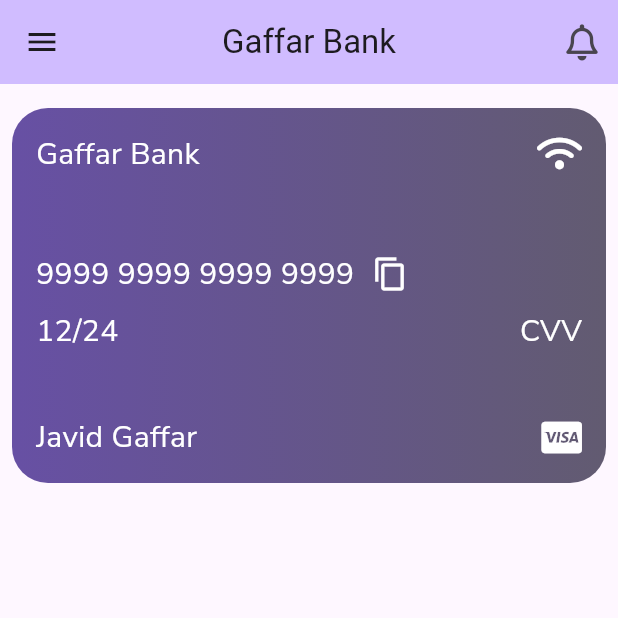
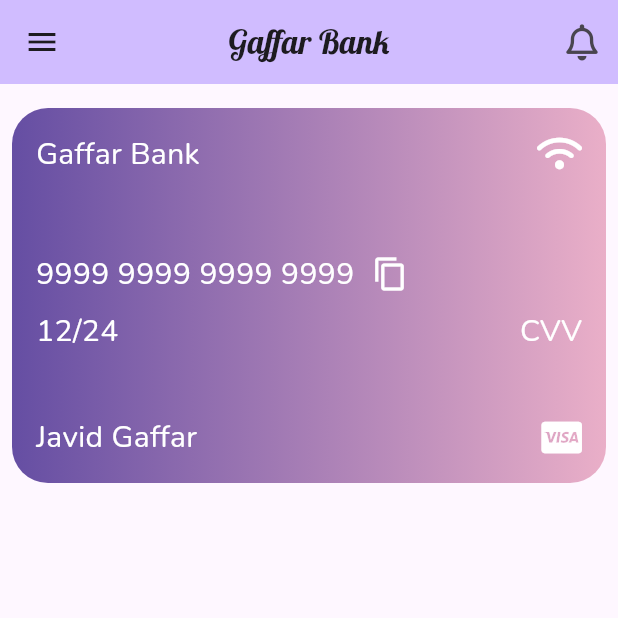
Before and after one commit to Mirali700/bank_task, a Flutter app: the screen it shows after launch, on a phone screen of 412 x 824 dp, the top half of it. Run offline on Flutter 3.47's test engine with Material 3 defaults, Android fonts, the phone set to English and light mode, and no system bars; our stand-ins replace font_awesome_flutter, google_fonts.

Commit message:
22/02/2024

```diff
--- a/lib/constants/font_sty.dart
+++ b/lib/constants/font_sty.dart
@@ -2,4 +2,4 @@ import 'package:flutter/material.dart';
 import 'package:google_fonts/google_fonts.dart';
 
 TextStyle kCardFont =
-    GoogleFonts.nunitoSans().copyWith(fontSize: 20, color: Colors.white);
+    GoogleFonts.nunito().copyWith(fontSize: 20, color: Colors.white);
--- a/lib/screens/home_screen.dart
+++ b/lib/screens/home_screen.dart
@@ -1,5 +1,6 @@
 import 'package:flutter/material.dart';
 import 'package:font_awesome_flutter/font_awesome_flutter.dart';
+import 'package:google_fonts/google_fonts.dart';
 
 import '../constants/font_sty.dart';
 
@@ -11,7 +12,7 @@ class HomeScreen extends StatelessWidget {
     return Scaffold(
       appBar: AppBar(
         backgroundColor: Theme.of(context).colorScheme.inversePrimary,
-        title: const Text('Gaffar Bank'),
+        title:  Text('Gaffar Bank',style: GoogleFonts.lobster(),),
         centerTitle: true,
         actions: [
           IconButton(
@@ -28,12 +29,12 @@ class HomeScreen extends StatelessWidget {
         child: Container(
           padding: const EdgeInsets.all(16),
           height: 250,
-          decoration: BoxDecoration(
-            borderRadius: const BorderRadius.all(Radius.circular(24)),
+          decoration: const BoxDecoration(
+            borderRadius: BorderRadius.all(Radius.circular(24)),
             gradient: LinearGradient(
               colors: [
-                Theme.of(context).colorScheme.primary,
-                Theme.of(context).colorScheme.secondary,
+               Color(0xff654ea3),
+               Color(0xffeaafc8),
               ],
             ),
           ),
@@ -81,8 +82,12 @@ class HomeScreen extends StatelessWidget {
               Row(
                 mainAxisAlignment: MainAxisAlignment.spaceBetween,
                 children: [
-                  Text('Javid Gaffar',style: kCardFont,),
-                  const FaIcon(FontAwesomeIcons.ccVisa,
+                  Text(
+                    'Javid Gaffar',
+                    style: kCardFont,
+                  ),
+                  const FaIcon(
+                    FontAwesomeIcons.ccVisa,
                     color: Colors.white,
                   ),
                 ],
```
Lines whose indentation alone changed are shown as unchanged.
